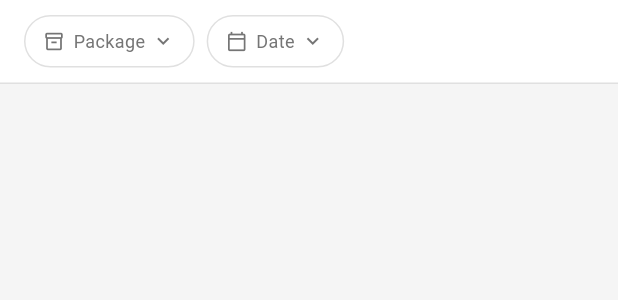
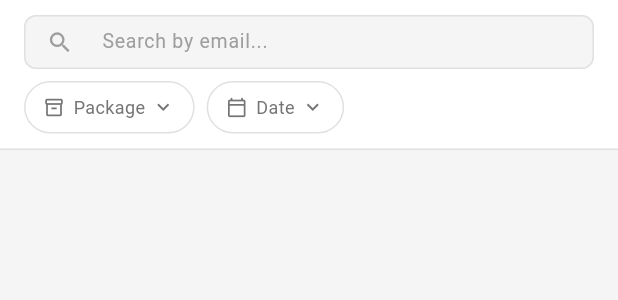
Before and after one commit to salamay/quanthex_admin_dashboard, a Flutter app: the MiningFilterBar widget shown alone on an empty page, opened directly, on a phone screen of 412 x 824 dp. Shown: the top 300 px of the screen. Run offline on Flutter 3.47's test engine with Material 3 defaults, Android fonts, the phone set to English and light mode, and no system bars; drawn by our look-alikes of loader_overlay; our stand-ins replace auto_size_text, cached_network_image, dio, flutter_screenutil, flutter_secure_storage, go_router and 2 more; missing offline and left inert: coingecko_api, wallet, web3dart; accounts and stored records are empty; network calls fail; statements that could not run were skipped.

Commit message:
Added email filter for minings

```diff
--- a/lib/core/network/api_constants.dart
+++ b/lib/core/network/api_constants.dart
@@ -23,8 +23,8 @@ class ApiConstants {
   static String avalancheRpc="https://go.getblock.us/26a2bfa624654defa1a3f343262bc62f";
   static String avalancheRpcSocket="wss://go.getblock.io/c1f9505172024d1089b03c83f1a3eae8/ext/bc/C/rpc";
   // Change this to your admin backend base URL
-  static const String baseUrl = 'https://api.quanthex.io/adminapi';
-  // static const String baseUrl = 'http://127.0.0.1:9243/adminapi';
+  // static const String baseUrl = 'https://api.quanthex.io/adminapi';
+  static const String baseUrl = 'http://127.0.0.1:9243/adminapi';
 
   static String login = '$baseUrl/auth/login';
   static String minings = '$baseUrl/products/minings';
--- a/lib/data/datasources/mining_remote_datasource.dart
+++ b/lib/data/datasources/mining_remote_datasource.dart
@@ -91,6 +91,7 @@ class MiningRemoteDataSource {
     String? packageName,
     int? startDate,
     int? endDate,
+    String? email,
   }) async {
     try {
       final queryParams = <String, dynamic>{
@@ -106,6 +107,9 @@ class MiningRemoteDataSource {
       }
       if (endDate != null) {
         queryParams['endDate'] = endDate.toString();
+      }
+      if (email != null && email.isNotEmpty) {
+        queryParams['email'] = email;
       }
 
       final response = await _apiClient.get(
--- a/lib/data/repositories/mining_repository.dart
+++ b/lib/data/repositories/mining_repository.dart
@@ -15,6 +15,7 @@ class MiningRepository {
     String? packageName,
     int? startDate,
     int? endDate,
+    String? email,
   }) {
     return _remoteDataSource.getAllMinings(
       offset: offset,
@@ -22,6 +23,7 @@ class MiningRepository {
       packageName: packageName,
       startDate: startDate,
       endDate: endDate,
+      email: email,
     );
   }
 
--- a/lib/presentation/pages/mining/components/mining_filter_bar.dart
+++ b/lib/presentation/pages/mining/components/mining_filter_bar.dart
@@ -1,3 +1,4 @@
+import 'dart:async';
 import 'package:flutter/material.dart';
 import 'package:intl/intl.dart';
 import 'package:provider/provider.dart';
@@ -7,8 +8,23 @@ import 'mining_filter_chip.dart';
 import 'package_name_picker.dart';
 import 'date_filter_picker.dart';
 
-class MiningFilterBar extends StatelessWidget {
+class MiningFilterBar extends StatefulWidget {
   const MiningFilterBar({super.key});
+
+  @override
+  State<MiningFilterBar> createState() => _MiningFilterBarState();
+}
+
+class _MiningFilterBarState extends State<MiningFilterBar> {
+  final TextEditingController _emailController = TextEditingController();
+  Timer? _debounce;
+
+  @override
+  void dispose() {
+    _debounce?.cancel();
+    _emailController.dispose();
+    super.dispose();
+  }
 
   String _formatDateLabel(DateTime? start, DateTime? end) {
     final fmt = DateFormat('MMM dd');
@@ -23,11 +39,24 @@ class MiningFilterBar extends StatelessWidget {
     return 'Date';
   }
 
+  void _onEmailChanged(String value, MiningProvider provider) {
+    _debounce?.cancel();
+    _debounce = Timer(const Duration(milliseconds: 500), () {
+      provider.setEmailFilter(value);
+      provider.applyFilters();
+    });
+  }
+
   @override
   Widget build(BuildContext context) {
     return Consumer<MiningProvider>(
       builder: (context, provider, _) {
         final hasDate = provider.startDate != null || provider.endDate != null;
+
+        // Sync controller if filter was cleared externally
+        if (provider.emailFilter == null && _emailController.text.isNotEmpty) {
+          _emailController.clear();
+        }
 
         return Container(
           width: double.infinity,
@@ -38,7 +67,51 @@ class MiningFilterBar extends StatelessWidget {
               bottom: BorderSide(color: AppColors.border, width: 1),
             ),
           ),
-          child: Row(
+          child: Column(
+            mainAxisSize: MainAxisSize.min,
+            children: [
+              // Email search field
+              SizedBox(
+                height: 36,
+                child: TextField(
+                  controller: _emailController,
+                  onChanged: (v) => _onEmailChanged(v, provider),
+                  style: const TextStyle(fontSize: 13, color: AppColors.textPrimary),
+                  decoration: InputDecoration(
+                    hintText: 'Search by email...',
+                    hintStyle: const TextStyle(fontSize: 13, color: AppColors.textTertiary),
+                    prefixIcon: const Icon(Icons.search, size: 18, color: AppColors.textTertiary),
+                    suffixIcon: _emailController.text.isNotEmpty
+                        ? GestureDetector(
+                            onTap: () {
+                              _emailController.clear();
+                              provider.setEmailFilter(null);
+                              provider.applyFilters();
+                            },
+                            child: const Icon(Icons.close, size: 16, color: AppColors.textTertiary),
+                          )
+                        : null,
+                    filled: true,
+                    fillColor: AppColors.background,
+                    contentPadding: const EdgeInsets.symmetric(horizontal: 12, vertical: 0),
+                    border: OutlineInputBorder(
+                      borderRadius: BorderRadius.circular(8),
+                      borderSide: BorderSide(color: AppColors.border),
+                    ),
+                    enabledBorder: OutlineInputBorder(
+                      borderRadius: BorderRadius.circular(8),
+                      borderSide: BorderSide(color: AppColors.border),
+                    ),
+                    focusedBorder: OutlineInputBorder(
+                      borderRadius: BorderRadius.circular(8),
+                      borderSide: BorderSide(color: AppColors.primary),
+                    ),
+                  ),
+                ),
+              ),
+              const SizedBox(height: 8),
+              // Chip filters row
+              Row(
                 children: [
                   // Package filter
                   MiningFilterChip(
@@ -123,6 +196,8 @@ class MiningFilterBar extends StatelessWidget {
                     ),
                 ],
               ),
+            ],
+          ),
         );
       },
     );
--- a/lib/presentation/providers/mining_provider.dart
+++ b/lib/presentation/providers/mining_provider.dart
@@ -33,6 +33,9 @@ class MiningProvider extends ChangeNotifier {
   String? _selectedPackageName;
   String? get selectedPackageName => _selectedPackageName;
 
+  String? _emailFilter;
+  String? get emailFilter => _emailFilter;
+
   DateTime? _startDate;
   DateTime? get startDate => _startDate;
 
@@ -43,12 +46,17 @@ class MiningProvider extends ChangeNotifier {
   List<String> get packageNames => _packageNames;
 
   bool get hasActiveFilters =>
-      _selectedPackageName != null || _startDate != null || _endDate != null;
+      _selectedPackageName != null || _startDate != null || _endDate != null || _emailFilter != null;
 
   static const int _pageSize = 20;
 
   void setPackageNameFilter(String? packageName) {
     _selectedPackageName = packageName;
+    notifyListeners();
+  }
+
+  void setEmailFilter(String? email) {
+    _emailFilter = (email != null && email.isEmpty) ? null : email;
     notifyListeners();
   }
 
@@ -60,6 +68,7 @@ class MiningProvider extends ChangeNotifier {
 
   void clearFilters() {
     _selectedPackageName = null;
+    _emailFilter = null;
     _startDate = null;
     _endDate = null;
     notifyListeners();
@@ -98,6 +107,7 @@ class MiningProvider extends ChangeNotifier {
         packageName: _selectedPackageName,
         startDate: _startDateMillis,
         endDate: _endDateMillis,
+        email: _emailFilter,
       );
       _minings.clear();
       _minings.addAll(response.data);
@@ -130,6 +140,7 @@ class MiningProvider extends ChangeNotifier {
         packageName: _selectedPackageName,
         startDate: _startDateMillis,
         endDate: _endDateMillis,
+        email: _emailFilter,
       );
       _minings.addAll(response.data);
       _total = response.total;
```
Also changed, not shown: firebase.json, 2 other files. Lines whose indentation alone changed are shown as unchanged.
